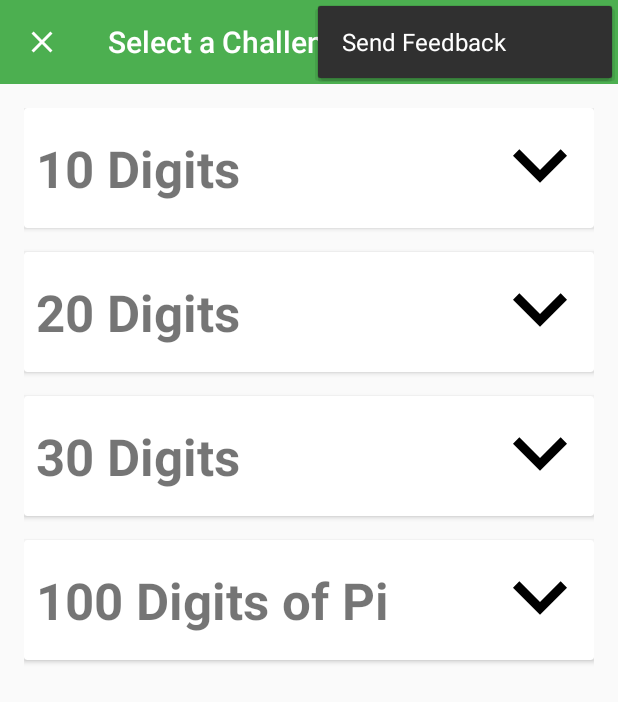
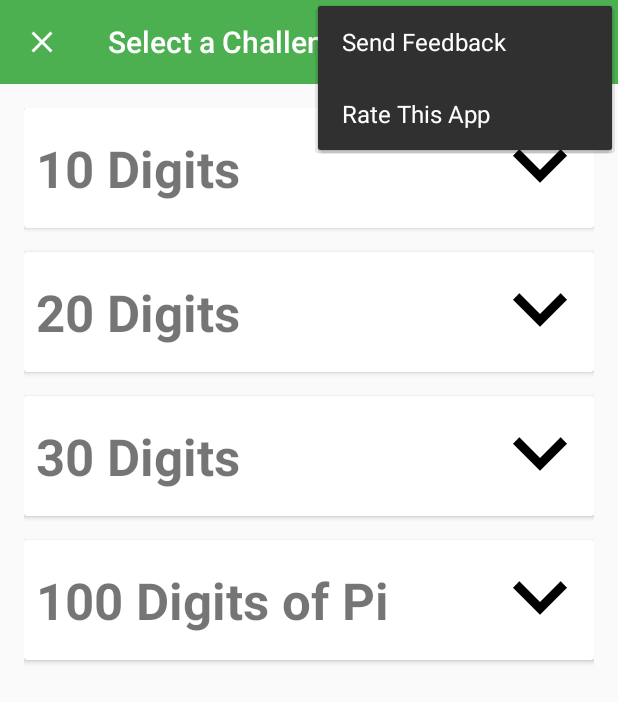
Before and after one commit to cubixguy77/MemoryLadderBeta, an Android app: the screen it shows after launch (ChallengeListActivity), with the options menu open, on a phone screen of 412 x 824 dp. Shown: the top 702 px of the screen. Run offline under Robolectric (Android 15) with nearby library versions, the phone set to English and light mode, and no system bars; our stand-ins replace ButterKnife, Dagger/Hilt's generated code; libraries missing offline, so code that uses them is left out: com.facebook.stetho, com.squareup.leakcanary; 3 statements that could not run were skipped.

Commit message:
Adds a "Rate This App" option to the home screen's menu.

```diff
--- a/app/src/main/res/menu/menu_challenge_list.xml
+++ b/app/src/main/res/menu/menu_challenge_list.xml
@@ -16,4 +16,10 @@
         app:showAsAction="never"
         />
 
+    <item
+        android:id="@+id/action_rate_app"
+        android:title="@string/rate_this_app"
+        app:showAsAction="never"
+        />
+
 </menu>
--- a/app/src/main/res/values/strings.xml
+++ b/app/src/main/res/values/strings.xml
@@ -39,6 +39,7 @@
     <string name="digit_source">Digit Source</string>
     <string name="random">Random</string>
     <string name="pi">π (pi)</string>
+    <string name="rate_this_app">Rate This App</string>
 
 
 </resources>
```
Also changed, not shown: app/src/main/java/selectChallenge/viewChallengeList/ChallengeListActivity.java (+23 -0 lines), 1 other file.
